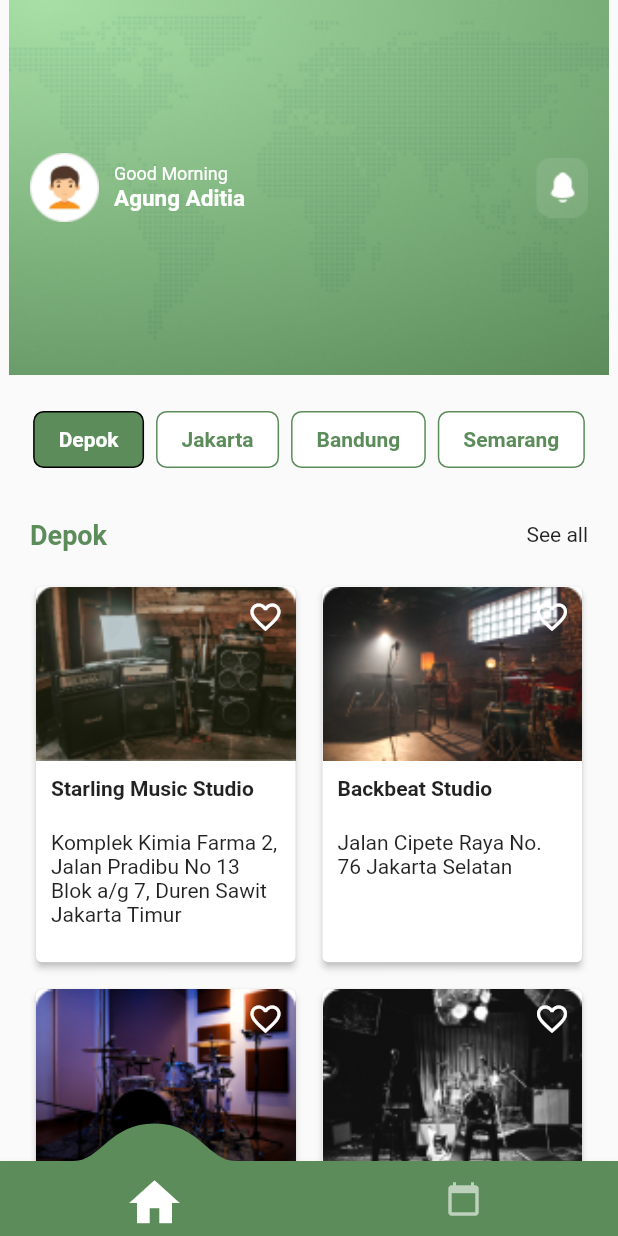
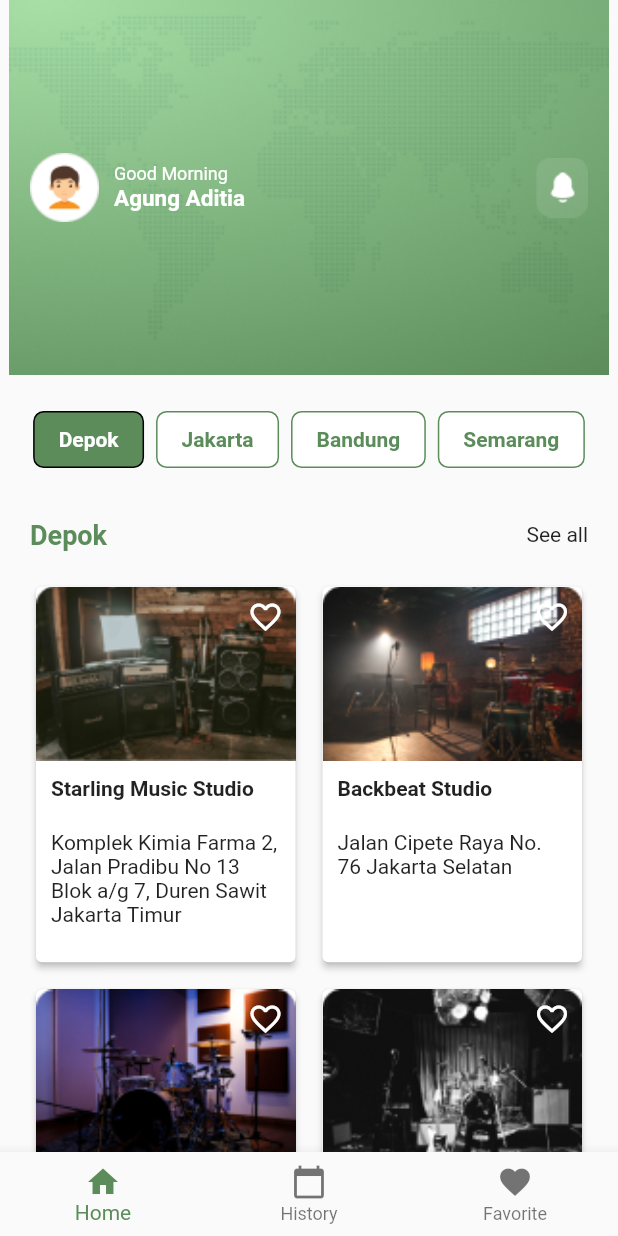
Before and after one commit to AgungAditia/booking_studio_music, a Flutter app: the HistoryBooking screen opened directly, after a tap on the "arrow back" icon, on a phone screen of 412 x 824 dp. Run offline on Flutter 3.47's test engine with Material 2 defaults, Android fonts, the phone set to English and light mode, and no system bars; drawn by our look-alikes of buttons_tabbar, convex_bottom_bar; our stand-ins replace google_fonts.

Commit message:
Menambahkan Screen Favorite

```diff
--- a/lib/main.dart
+++ b/lib/main.dart
@@ -1,9 +1,9 @@
-import 'package:booking_studio_music/view/screens/history_booking.dart';
-import 'package:booking_studio_music/view/screens/home.dart';
 import 'package:booking_studio_music/view_model/provider/favorite_manager.dart';
 import 'package:flutter/material.dart';
 import 'package:provider/provider.dart';
 
+import 'view/screens/home.dart';
+import 'view/widget/bottom_navigation_bar.dart';
 
 void main() {
   runApp(const MyApp());
@@ -30,7 +30,7 @@ class MyApp extends StatelessWidget {
         ),
         debugShowCheckedModeBanner: false,
         // home: const HomeScreen(),
-        home: HomeScreen(),
+        home: const BottomPage(),
       ),
     );
   }
--- a/lib/view/screens/history_booking.dart
+++ b/lib/view/screens/history_booking.dart
@@ -1,7 +1,7 @@
-import 'package:convex_bottom_bar/convex_bottom_bar.dart';
+import 'package:booking_studio_music/view/widget/bottom_navigation_bar.dart';
 import 'package:flutter/material.dart';
+import 'package:google_fonts/google_fonts.dart';
 
-import 'package:booking_studio_music/view/screens/home.dart';
 
 class HistoryBooking extends StatefulWidget {
   HistoryBooking({
@@ -19,29 +19,50 @@ class _HistoryBookingState extends State<HistoryBooking> {
   Widget build(BuildContext context) {
     return Scaffold(
       appBar: AppBar(
+        title: Text(
+          'History Booking',
+          style: GoogleFonts.roboto(
+            fontWeight: FontWeight.bold,
+          ),
+        ),
         leading: IconButton(
           onPressed: () {
             Navigator.of(context).push(
               MaterialPageRoute(
-                builder: (context) => const HomeScreen(),
+                builder: (context) => const BottomPage(),
               ),
             );
           },
           icon: const Icon(Icons.arrow_back),
         ),
-        title: const Text('History Booking'),
         centerTitle: true,
         backgroundColor: const Color(0xFF5B8C5A),
       ),
       body: ListView.builder(
         itemCount: widget.bookings.length,
         itemBuilder: (context, index) {
-          return ListTile(
-            title: Text(widget.bookings[index]['studio']),
-            subtitle: Text(widget.bookings[index]['date'] +
-                ' ' +
-                widget.bookings[index]['time']),
-            trailing: Text(widget.bookings[index]['price']),
+          return Padding(
+            padding: const EdgeInsets.symmetric(horizontal: 10),
+            child: Card(
+              child: Padding(
+                padding: const EdgeInsets.all(8.0),
+                child: ListTile(
+                  leading: CircleAvatar(
+                    backgroundImage:
+                        AssetImage(widget.bookings[index]['image']),
+                  ),
+                  title: Text(widget.bookings[index]['studio']),
+                  subtitle: Column(
+                    crossAxisAlignment: CrossAxisAlignment.start,
+                    children: <Widget>[
+                      Text(widget.bookings[index]['date']),
+                      Text(widget.bookings[index]['time']),
+                    ],
+                  ),
+                  trailing: Text(widget.bookings[index]['price']),
+                ),
+              ),
+            ),
           );
         },
       ),
--- a/lib/view/screens/home.dart
+++ b/lib/view/screens/home.dart
@@ -1,12 +1,11 @@
 import 'package:booking_studio_music/model/studio.dart';
-import 'package:booking_studio_music/view/screens/booking.dart';
-import 'package:booking_studio_music/view/screens/history_booking.dart';
 import 'package:buttons_tabbar/buttons_tabbar.dart';
 import 'package:flutter/material.dart';
 import 'package:google_fonts/google_fonts.dart';
 import 'package:provider/provider.dart';
-import 'package:convex_bottom_bar/convex_bottom_bar.dart';
 import '../../view_model/provider/favorite_manager.dart';
+import 'booking.dart';
+import 'favorite.dart';
 // import 'booking_page.dart';
 
 class HomeScreen extends StatefulWidget {
@@ -17,12 +16,13 @@ class HomeScreen extends StatefulWidget {
 }
 
 class _HomeScreenState extends State<HomeScreen> {
-  bool isActive = false;
-
   int currentIndex = 0;
 
-  List<Widget> widgets = [
-    Column(
+  @override
+  Widget build(BuildContext context) {
+    return Scaffold(
+      // body: widgets[currentIndex],
+      body: Column(
         children: [
           // Profile Start
           Stack(
@@ -141,8 +141,8 @@ class _HomeScreenState extends State<HomeScreen> {
                                       const SizedBox(height: 20),
                                       Expanded(
                                         child: Consumer<Favorite>(
-                                        builder:
-                                            (context, favoriteStudios, child) {
+                                          builder: (context, favoriteStudios,
+                                              child) {
                                             return GridView.builder(
                                               gridDelegate:
                                                   const SliverGridDelegateWithFixedCrossAxisCount(
@@ -155,17 +155,19 @@ class _HomeScreenState extends State<HomeScreen> {
                                               itemBuilder: (context, index) {
                                                 return GestureDetector(
                                                   onTap: () =>
-                                                    Navigator.of(context).push(
+                                                      Navigator.of(context)
+                                                          .push(
                                                     MaterialPageRoute(
                                                       builder: (context) =>
                                                           BookingScreen(
-                                                      studio:
-                                                          Studio.studios[index],
+                                                        studio: Studio
+                                                            .studios[index],
                                                       ),
                                                     ),
                                                   ),
                                                   child: Stack(
-                                                  alignment: Alignment.topRight,
+                                                    alignment:
+                                                        Alignment.topRight,
                                                     children: [
                                                       Card(
                                                         elevation: 2,
@@ -176,7 +178,8 @@ class _HomeScreenState extends State<HomeScreen> {
                                                           children: [
                                                             Image.asset(
                                                               Studio
-                                                                .studios[index]
+                                                                  .studios[
+                                                                      index]
                                                                   .image,
                                                               fit: BoxFit.cover,
                                                             ),
@@ -189,7 +192,8 @@ class _HomeScreenState extends State<HomeScreen> {
                                                                     .studios[
                                                                         index]
                                                                     .name,
-                                                              style: GoogleFonts
+                                                                style:
+                                                                    GoogleFonts
                                                                         .roboto(
                                                                   fontWeight:
                                                                       FontWeight
@@ -225,6 +229,13 @@ class _HomeScreenState extends State<HomeScreen> {
                                                           favoriteStudios
                                                               .toggleFavorite(
                                                                   index);
+                                                          Navigator.of(context)
+                                                              .push(
+                                                            MaterialPageRoute(
+                                                              builder: (context) =>
+                                                                  const FavoriteScreen(),
+                                                            ),
+                                                          );
                                                         },
                                                         icon: Icon(
                                                           favoriteStudios
@@ -277,8 +288,8 @@ class _HomeScreenState extends State<HomeScreen> {
                                       const SizedBox(height: 20),
                                       Expanded(
                                         child: Consumer<Favorite>(
-                                        builder:
-                                            (context, favoriteStudios, child) {
+                                          builder: (context, favoriteStudios,
+                                              child) {
                                             return GridView.builder(
                                               gridDelegate:
                                                   const SliverGridDelegateWithFixedCrossAxisCount(
@@ -291,17 +302,19 @@ class _HomeScreenState extends State<HomeScreen> {
                                               itemBuilder: (context, index) {
                                                 return GestureDetector(
                                                   onTap: () =>
-                                                    Navigator.of(context).push(
+                                                      Navigator.of(context)
+                                                          .push(
                                                     MaterialPageRoute(
                                                       builder: (context) =>
                                                           BookingScreen(
-                                                      studio:
-                                                          Studio.studios[index],
+                                                        studio: Studio
+                                                            .studios[index],
                                                       ),
                                                     ),
                                                   ),
                                                   child: Stack(
-                                                  alignment: Alignment.topRight,
+                                                    alignment:
+                                                        Alignment.topRight,
                                                     children: [
                                                       Card(
                                                         elevation: 2,
@@ -312,7 +325,8 @@ class _HomeScreenState extends State<HomeScreen> {
                                                           children: [
                                                             Image.asset(
                                                               Studio
-                                                                .studios[index]
+                                                                  .studios[
+                                                                      index]
                                                                   .image,
                                                               fit: BoxFit.cover,
                                                             ),
@@ -325,7 +339,8 @@ class _HomeScreenState extends State<HomeScreen> {
                                                                     .studios[
                                                                         index]
                                                                     .name,
-                                                              style: GoogleFonts
+                                                                style:
+                                                                    GoogleFonts
                                                                         .roboto(
                                                                   fontWeight:
                                                                       FontWeight
@@ -413,8 +428,8 @@ class _HomeScreenState extends State<HomeScreen> {
                                       const SizedBox(height: 20),
                                       Expanded(
                                         child: Consumer<Favorite>(
-                                        builder:
-                                            (context, favoriteStudios, child) {
+                                          builder: (context, favoriteStudios,
+                                              child) {
                                             return GridView.builder(
                                               gridDelegate:
                                                   const SliverGridDelegateWithFixedCrossAxisCount(
@@ -427,17 +442,19 @@ class _HomeScreenState extends State<HomeScreen> {
                                               itemBuilder: (context, index) {
                                                 return GestureDetector(
                                                   onTap: () =>
-                                                    Navigator.of(context).push(
+                                                      Navigator.of(context)
+                                                          .push(
                                                     MaterialPageRoute(
                                                       builder: (context) =>
                                                           BookingScreen(
-                                                      studio:
-                                                          Studio.studios[index],
+                                                        studio: Studio
+                                                            .studios[index],
                                                       ),
                                                     ),
                                                   ),
                                                   child: Stack(
-                                                  alignment: Alignment.topRight,
+                                                    alignment:
+                                                        Alignment.topRight,
                                                     children: [
                                                       Card(
                                                         elevation: 2,
@@ -448,7 +465,8 @@ class _HomeScreenState extends State<HomeScreen> {
                                                           children: [
                                                             Image.asset(
                                                               Studio
-                                                                .studios[index]
+                                                                  .studios[
+                                                                      index]
                                                                   .image,
                                                               fit: BoxFit.cover,
                                                             ),
@@ -461,7 +479,8 @@ class _HomeScreenState extends State<HomeScreen> {
                                                                     .studios[
                                                                         index]
                                                                     .name,
-                                                              style: GoogleFonts
+                                                                style:
+                                                                    GoogleFonts
                                                                         .roboto(
                                                                   fontWeight:
                                                                       FontWeight
@@ -549,8 +568,8 @@ class _HomeScreenState extends State<HomeScreen> {
                                       const SizedBox(height: 20),
                                       Expanded(
                                         child: Consumer<Favorite>(
-                                        builder:
-                                            (context, favoriteStudios, child) {
+                                          builder: (context, favoriteStudios,
+                                              child) {
                                             return GridView.builder(
                                               gridDelegate:
                                                   const SliverGridDelegateWithFixedCrossAxisCount(
@@ -563,17 +582,19 @@ class _HomeScreenState extends State<HomeScreen> {
                                               itemBuilder: (context, index) {
                                                 return GestureDetector(
                                                   onTap: () =>
-                                                    Navigator.of(context).push(
+                                                      Navigator.of(context)
+                                                          .push(
                                                     MaterialPageRoute(
                                                       builder: (context) =>
                                                           BookingScreen(
-                                                      studio:
-                                                          Studio.studios[index],
+                                                        studio: Studio
+                                                            .studios[index],
                                                       ),
                                                     ),
                                                   ),
                                                   child: Stack(
-                                                  alignment: Alignment.topRight,
+                                                    alignment:
+                                                        Alignment.topRight,
                                                     children: [
                                                       Card(
                                                         elevation: 2,
@@ -584,7 +605,8 @@ class _HomeScreenState extends State<HomeScreen> {
                                                           children: [
                                                             Image.asset(
                                                               Studio
-                                                                .studios[index]
+                                                                  .studios[
+                                                                      index]
                                                                   .image,
                                                               fit: BoxFit.cover,
                                                             ),
@@ -597,7 +619,8 @@ class _HomeScreenState extends State<HomeScreen> {
                                                                     .studios[
                                                                         index]
                                                                     .name,
-                                                              style: GoogleFonts
+                                                                style:
+                                                                    GoogleFonts
                                                                         .roboto(
                                                                   fontWeight:
                                                                       FontWeight
@@ -672,36 +695,6 @@ class _HomeScreenState extends State<HomeScreen> {
           )
         ],
       ),
-    HistoryBooking(
-      bookings: [],
-    ),
-
-
-
-  ];
-
-  @override
-  Widget build(BuildContext context) {
-    return Scaffold(
-      body: widgets[currentIndex],
-      bottomNavigationBar: ConvexAppBar(
-        style: TabStyle.react,
-        backgroundColor: const Color(0xFF5B8C5A),
-        items: const [
-          TabItem(
-            icon: Icons.home,
-          ),
-          TabItem(
-            icon: Icons.calendar_today,
-          ),
-        ],
-        initialActiveIndex: 0,
-        onTap: (int i) {
-          setState(() {
-            currentIndex = i;
-          });
-        },
-      ),
     );
   }
 }
--- /dev/null
+++ b/lib/view/widget/bottom_navigation_bar.dart
@@ -0,0 +1,54 @@
+import 'package:booking_studio_music/view/screens/favorite.dart';
+import 'package:flutter/material.dart';
+
+import '../../view/screens/history_booking.dart';
+import '../../view/screens/home.dart';
+
+class BottomPage extends StatefulWidget {
+  const BottomPage({Key? key}) : super(key: key);
+
+  @override
+  State<BottomPage> createState() => _MyAppState();
+}
+
+class _MyAppState extends State<BottomPage> {
+  int _currentIndex = 0;
+
+  final List<Widget> _screens = [
+    const HomeScreen(),
+    HistoryBooking(
+      bookings: const [],
+    ),
+    const FavoriteScreen(),
+  ];
+
+  @override
+  Widget build(BuildContext context) {
+    return Scaffold(
+      body: _screens[_currentIndex],
+      bottomNavigationBar: BottomNavigationBar(
+        selectedItemColor: const Color(0xFF5B8C5A),
+        currentIndex: _currentIndex,
+        onTap: (index) {
+          setState(() {
+            _currentIndex = index;
+          });
+        },
+        items: const [
+          BottomNavigationBarItem(
+            icon: Icon(Icons.home),
+            label: 'Home',
+          ),
+          BottomNavigationBarItem(
+            icon: Icon(Icons.calendar_today),
+            label: 'History',
+          ),
+          BottomNavigationBarItem(
+            icon: Icon(Icons.favorite),
+            label: 'Favorite',
+          ),
+        ],
+      ),
+    );
+  }
+}
```
Also changed, not shown: lib/view/screens/booking.dart (+27 -46 lines), lib/view/screens/favorite.dart (added, +60 -0 lines), pubspec.yaml (+3 -4 lines), pubspec.lock, 2 other files. Lines whose indentation alone changed are shown as unchanged.
